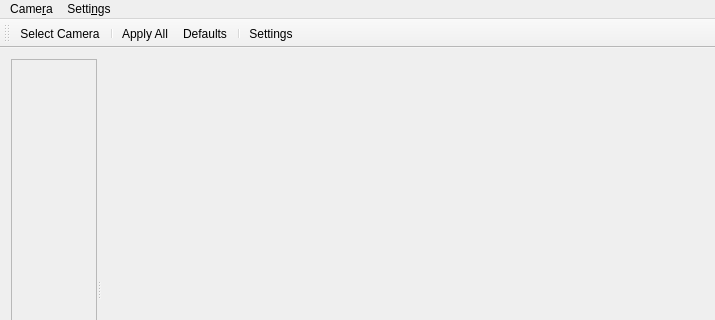
This is ui/mainwindow.ui in alexzk1/qtcampp as Qt 5 draws it before an edit; both pictures show x 0 to 715 and y 0 to 320 of the 715 by 551 pixel window. The edited form follows.
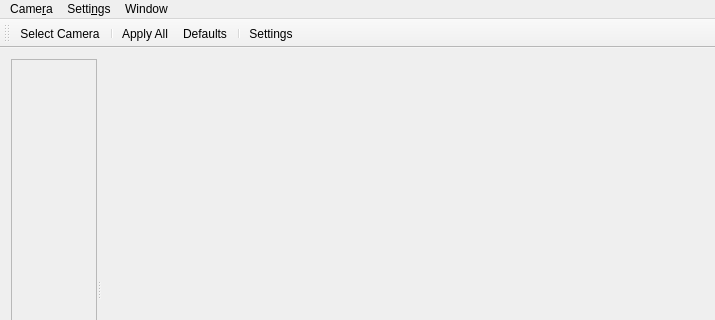
This is the edited form. Icons and pictures are not drawn.

Commit message: added "fullscreen" mode, should be pretty cool on my field netbook 1024 x 600

```diff
--- a/ui/mainwindow.ui
+++ b/ui/mainwindow.ui
@@ -80,8 +80,15 @@
     </property>
     <addaction name="actionSettings"/>
    </widget>
+   <widget class="QMenu" name="menuWindow">
+    <property name="title">
+     <string>Window</string>
+    </property>
+    <addaction name="actionFullscreen"/>
+   </widget>
    <addaction name="menuCamera"/>
    <addaction name="menuSettings"/>
+   <addaction name="menuWindow"/>
   </widget>
   <widget class="QToolBar" name="mainToolBar">
    <property name="toolButtonStyle">
```
Left out of the diff: 16 changed lines with no effect on the pictures. The commit also changes 2 other files.
